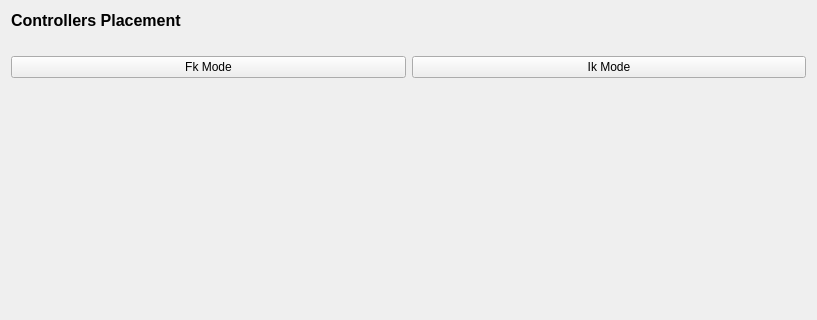
Before: the Qt Designer form forms/PageControllerPlacement.ui in ThomasEscalle/WombatAutoRig, drawn with Qt 5; both pictures show x 0 to 817 and y 0 to 320 of the 817 by 799 pixel window.
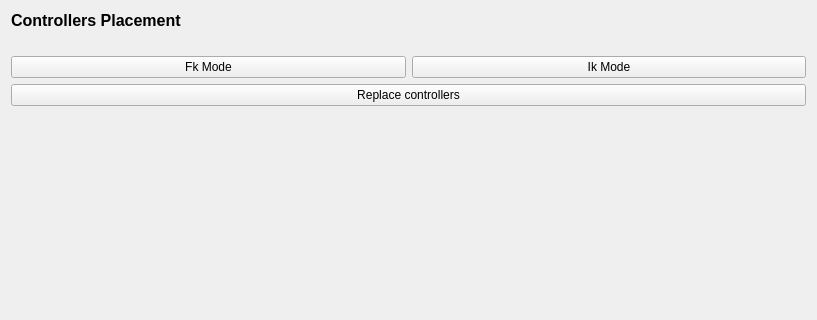
After: the same form once the commit is applied.

Patch:
```diff
--- a/forms/PageControllerPlacement.ui
+++ b/forms/PageControllerPlacement.ui
@@ -52,6 +52,13 @@
      </item>
     </layout>
    </item>
+   <item>
+    <widget class="QPushButton" name="btnControllers">
+     <property name="text">
+      <string>Replace controllers</string>
+     </property>
+    </widget>
+   </item>
    <item>
     <spacer name="verticalSpacer">
      <property name="orientation">
```
